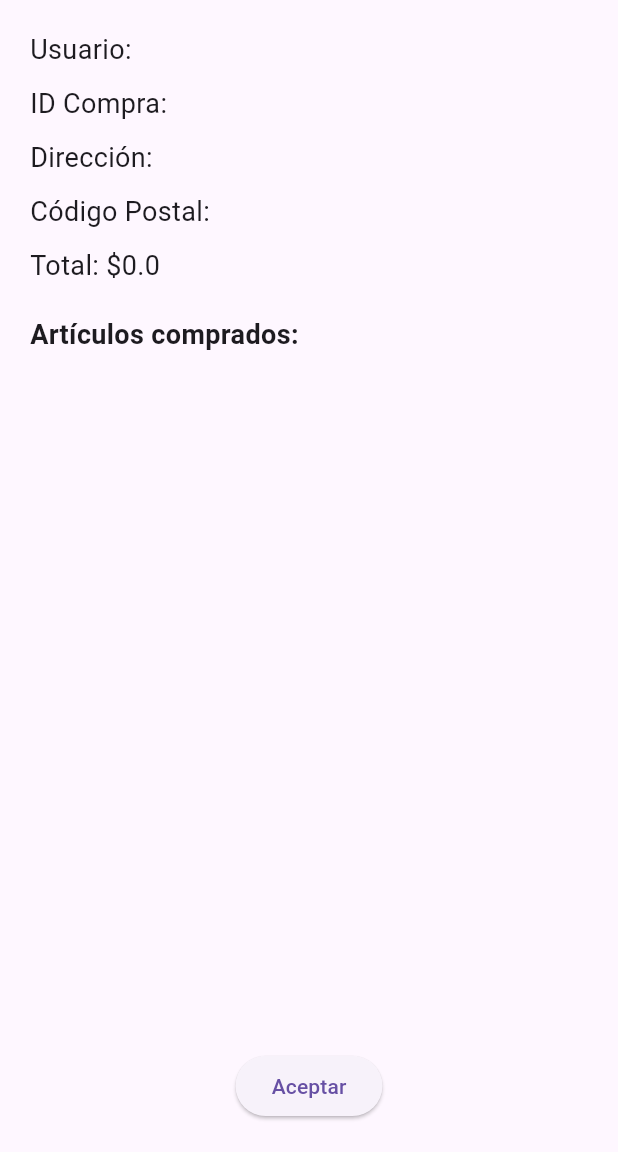
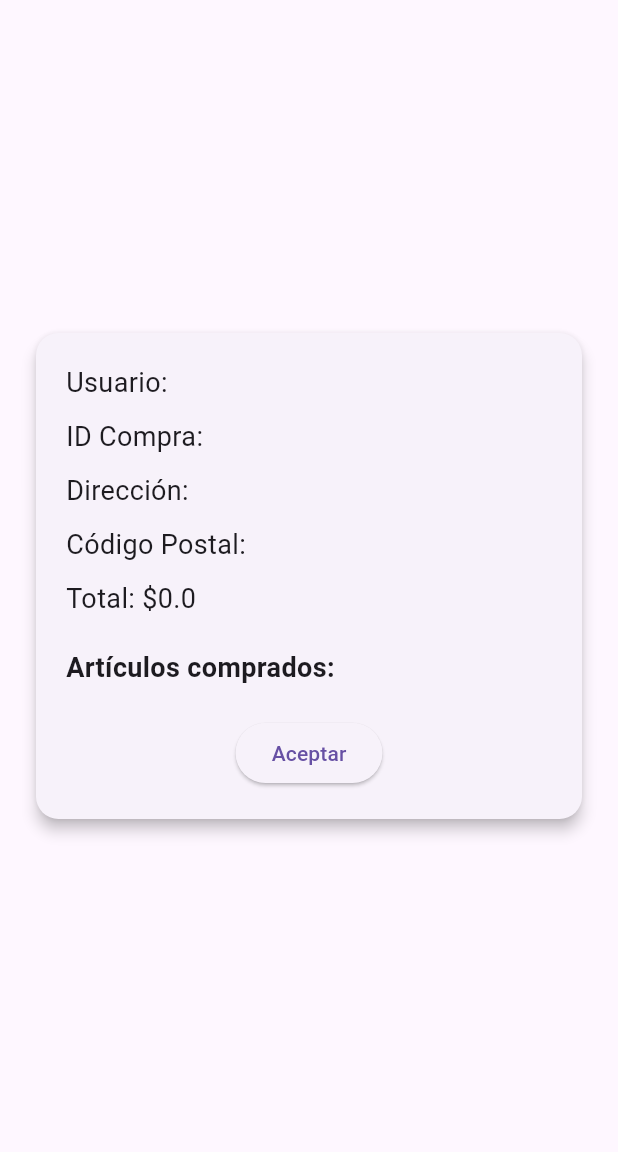
Before and after one commit to Martin-itamar-salvio/ProyectoFinalTP3G2, a Flutter app: the ReciboScreen screen opened directly with empty values, on a phone screen of 412 x 824 dp, the part 84-1236 px from its top. Run offline on Flutter 3.47's test engine with Material 3 defaults, Android fonts, the phone set to English and light mode, and no system bars; drawn by our look-alikes of badges; our stand-ins replace cloud_firestore, firebase_core, firebase_storage, flutter_riverpod, go_router; accounts and stored records are empty.

Commit message:
se agrego diseño a recibo

```diff
--- a/lib/presentations/screens/recibo_screen.dart
+++ b/lib/presentations/screens/recibo_screen.dart
@@ -1,7 +1,5 @@
 import 'package:flutter/material.dart';
 import 'package:proyecto_final_grupo_6/presentations/entities/compra.dart';
-import 'package:proyecto_final_grupo_6/presentations/providers/usuario_provider.dart';
-import 'package:flutter_riverpod/flutter_riverpod.dart';
 import 'package:go_router/go_router.dart';
 import 'package:proyecto_final_grupo_6/presentations/screens/home_screen.dart';
 import 'package:proyecto_final_grupo_6/presentations/widgets/app_bar.dart';
@@ -15,13 +13,19 @@ class ReciboScreen extends StatelessWidget {
 
   @override
   Widget build(BuildContext context) {
-
     return Scaffold(
       appBar: const MyAppBar(),
       drawer: const DrawerMenu(),
-      body: Padding(
+      body: Center(
+        child: Padding(
+          padding: const EdgeInsets.all(20.0),
+          child: Card(
+            elevation: 4.0,
+            shape: RoundedRectangleBorder(borderRadius: BorderRadius.circular(15.0)),
+            child: Padding(
               padding: const EdgeInsets.all(20.0),
               child: Column(
+                mainAxisSize: MainAxisSize.min,
                 crossAxisAlignment: CrossAxisAlignment.start,
                 children: [
                   Text('Usuario: ${compra.usuario.nombreUsuario}', style: const TextStyle(fontSize: 18.0)),
@@ -39,7 +43,7 @@ class ReciboScreen extends StatelessWidget {
                     padding: const EdgeInsets.symmetric(vertical: 5.0),
                     child: Text('${cartera.nombre} x${cartera.cantidad} - \$${cartera.precio * cartera.cantidad}', style: const TextStyle(fontSize: 16.0)),
                   )),
-            const Spacer(),
+                  const SizedBox(height: 20),
                   Center(
                     child: ElevatedButton(
                       onPressed: () {
@@ -51,6 +55,9 @@ class ReciboScreen extends StatelessWidget {
                 ],
               ),
             ),
+          ),
+        ),
+      ),
     );
   }
 }
```
Lines whose indentation alone changed are shown as unchanged.
